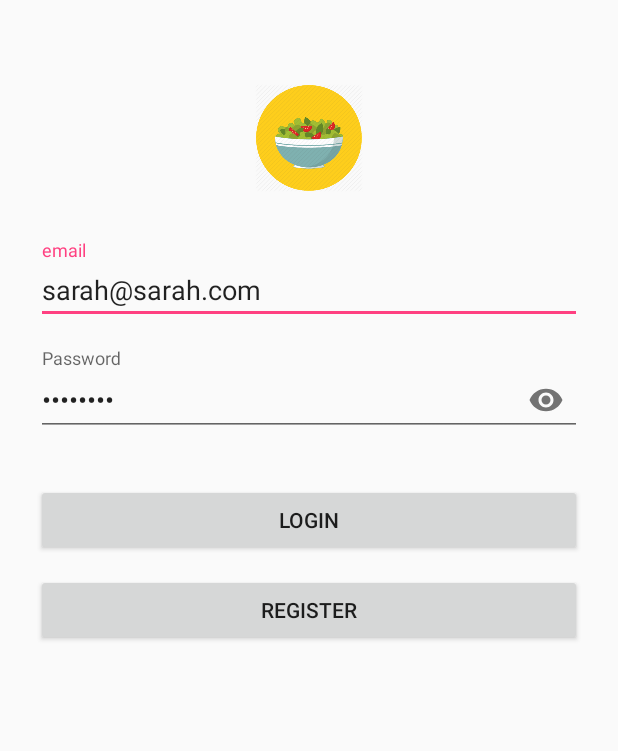
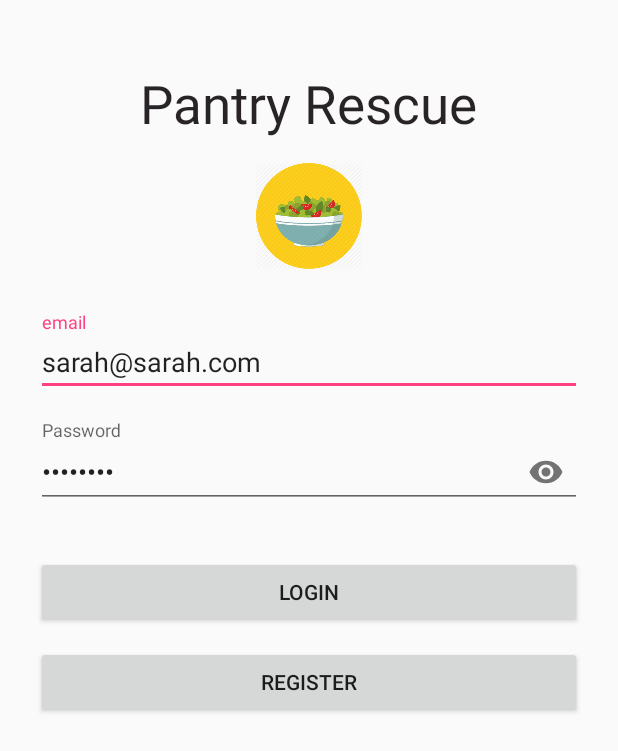
Before and after one commit to aliceetan/PantryRescue, an Android app: the screen it shows after launch (LoginActivity), on a phone screen of 412 x 824 dp. Shown: the top 751 px of the screen. Run offline under Robolectric (Android 15) with nearby library versions, the phone set to English and light mode, and no system bars; our stand-ins replace ButterKnife, Firebase (no records; nobody signed in at launch, a user with empty details on screens opened directly); libraries missing offline, so code that uses them is left out: io.realm; 1 statement that could not run was skipped.

Commit message:
added UI to login and some padding to details activity

```diff
--- a/app/src/main/res/layout/activity_login.xml
+++ b/app/src/main/res/layout/activity_login.xml
@@ -10,14 +10,23 @@
         android:orientation="vertical"
         android:layout_width="match_parent"
         android:layout_height="wrap_content"
-        android:paddingTop="56dp"
+        android:paddingTop="45dp"
         android:paddingLeft="24dp"
         android:paddingRight="24dp">
+
+        <TextView
+            android:layout_width="wrap_content"
+            android:layout_height="wrap_content"
+            android:text="Pantry Rescue"
+            android:layout_gravity="center_horizontal"
+            android:textSize="35sp"
+            android:paddingBottom="15dp"
+            android:textColor="#dc050003"/>
 
         <ImageView android:src="@drawable/salad"
             android:layout_width="wrap_content"
             android:layout_height="72dp"
-            android:layout_marginBottom="24dp"
+            android:layout_marginBottom="20dp"
             android:layout_gravity="center_horizontal" />
 
         <android.support.design.widget.TextInputLayout
--- a/app/src/main/res/layout/activity_recipe_details.xml
+++ b/app/src/main/res/layout/activity_recipe_details.xml
@@ -7,13 +7,15 @@
         android:id="@+id/detailsLayout"
         android:layout_height= "match_parent"
         android:layout_width = "match_parent"
-        android:orientation="vertical">
+        android:orientation="vertical"
+        android:padding = "15dp">
 
         <ImageView
             android:id="@+id/ivPic"
             android:layout_width="wrap_content"
             android:layout_height="wrap_content" />
 
+
     </LinearLayout>
 
 </ScrollView>
```
